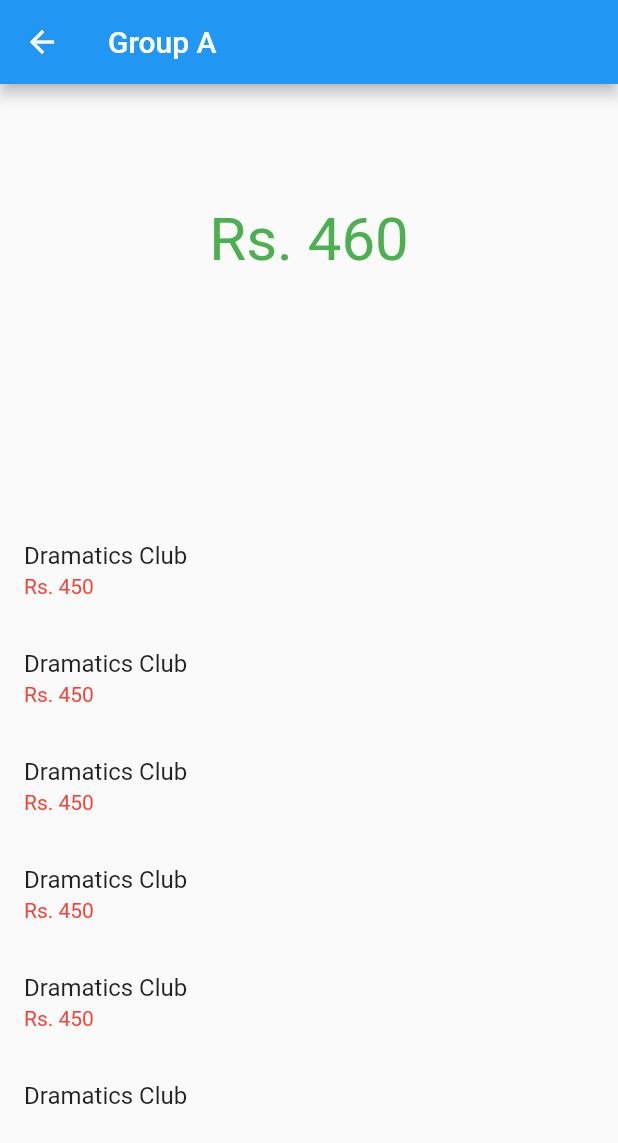
After one commit to stupendoussuperpowers/expense-management-native, a Flutter app: the screen it shows after launch, item 3 of the bottom bar chosen, after a tap on "Group A", on a phone screen of 412 x 824 dp. The commit adds this screen. Shown: the top 1143 px of the screen. Run offline on Flutter 3.47's test engine with Material 2 defaults, Android fonts, the phone set to English and light mode, and no system bars.

Commit message:
skeleton frontend ready

```diff
--- a/expense_management/lib/pages/AddTransaction.dart
+++ b/expense_management/lib/pages/AddTransaction.dart
@@ -112,6 +112,7 @@ class _AddTransactionState extends State<AddTransaction> {
             keyboardType: TextInputType.number,
             style: TextStyle(
               fontSize: 30,
+              color: selectedType == 'Credit' ? Colors.green : Colors.red,
             ),
             textAlign: TextAlign.center,
           ),
--- /dev/null
+++ b/expense_management/lib/pages/GroupNetPage.dart
@@ -0,0 +1,55 @@
+import 'package:flutter/widgets.dart';
+import 'package:flutter/material.dart';
+
+class GroupNetPage extends StatelessWidget {
+  Widget netCost(int net) {
+    return SizedBox(
+      width: 400,
+      child: Text(
+        'Rs. $net',
+        style: TextStyle(
+          color: net >= 0 ? Colors.green : Colors.red,
+          fontSize: 40,
+        ),
+        textAlign: TextAlign.center,
+      ),
+    );
+  }
+
+  Widget transactionHistory() {
+    return Container(
+      height: 400,
+      child: Expanded(
+        child: ListView.builder(
+          itemCount: 50,
+          itemBuilder: (context, index) {
+            return ListTile(
+              title: Text('Dramatics Club'),
+              subtitle: Text(
+                'Rs. 450',
+                style: TextStyle(color: Colors.red),
+              ),
+            );
+          },
+        ),
+      ),
+    );
+  }
+
+  @override
+  Widget build(BuildContext context) {
+    return Scaffold(
+      appBar: AppBar(
+        title: Text('Group A'),
+      ),
+      body: Column(
+        mainAxisAlignment: MainAxisAlignment.spaceAround,
+        crossAxisAlignment: CrossAxisAlignment.center,
+        children: [
+          netCost(460),
+          transactionHistory(),
+        ],
+      ),
+    );
+  }
+}
--- a/expense_management/lib/pages/GroupsPage.dart
+++ b/expense_management/lib/pages/GroupsPage.dart
@@ -1,3 +1,4 @@
+import 'package:expense_management/pages/GroupNetPage.dart';
 import 'package:flutter/material.dart';
 
 class GroupsPage extends StatelessWidget {
@@ -7,6 +8,14 @@ class GroupsPage extends StatelessWidget {
       itemCount: 3,
       itemBuilder: (context, index) {
         return ListTile(
+          onTap: () {
+            Navigator.push(
+              context,
+              MaterialPageRoute(
+                builder: (context) => GroupNetPage(),
+              ),
+            );
+          },
           leading: Icon(Icons.group),
           title: Text('Group A'),
           subtitle: Text('Net: Rs. 1,430'),
--- a/expense_management/lib/pages/MainPage.dart
+++ b/expense_management/lib/pages/MainPage.dart
@@ -1,3 +1,5 @@
+import 'package:expense_management/pages/CreateGroupPage.dart';
+import 'package:expense_management/pages/JoinGroupPage.dart';
 import 'package:flutter/cupertino.dart';
 import 'package:flutter/material.dart';
 
@@ -7,8 +9,15 @@ class MainPage extends StatefulWidget {
 }
 
 class _MainPageState extends State<MainPage> {
-  Widget selectCard(String title, IconData icon) {
-    return SizedBox(
+  Widget selectCard(String title, IconData icon, Widget destPage) {
+    return GestureDetector(
+      onTap: () {
+        Navigator.push(
+          context,
+          MaterialPageRoute(builder: (context) => destPage),
+        );
+      },
+      child: SizedBox(
         width: 150,
         height: 150,
         child: Card(
@@ -16,6 +25,7 @@ class _MainPageState extends State<MainPage> {
             crossAxisAlignment: CrossAxisAlignment.center,
             mainAxisAlignment: MainAxisAlignment.center,
             children: [Icon(icon, size: 40), Text(title)],
+          ),
         ),
       ),
     );
@@ -27,8 +37,16 @@ class _MainPageState extends State<MainPage> {
       crossAxisAlignment: CrossAxisAlignment.center,
       mainAxisAlignment: MainAxisAlignment.center,
       children: [
-        selectCard('Create Group', Icons.add),
-        selectCard('Join Group', Icons.group)
+        selectCard(
+          'Create Group',
+          Icons.add,
+          CreateGroupPage(),
+        ),
+        selectCard(
+          'Join Group',
+          Icons.group,
+          JoinGroupPage(),
+        )
       ],
     );
   }
```
Also changed, not shown: expense_management/lib/pages/CreateGroupPage.dart (added, +31 -0 lines), expense_management/lib/pages/JoinGroupPage.dart (added, +28 -0 lines). Lines whose indentation alone changed are shown as unchanged.
